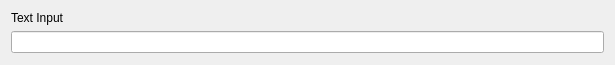
This is GUI/test_gui.ui in RuBiRoId86/Battleship as Qt 5 draws it before an edit. The edited form follows.
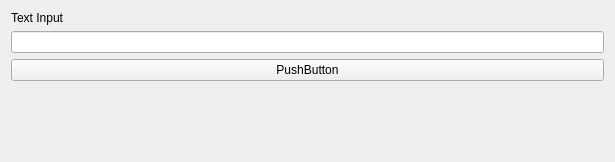
This is the edited form.

What changed in the file:
```diff
--- a/GUI/test_gui.ui
+++ b/GUI/test_gui.ui
@@ -7,7 +7,7 @@
     <x>0</x>
     <y>0</y>
     <width>615</width>
-    <height>65</height>
+    <height>162</height>
    </rect>
   </property>
   <property name="sizePolicy">
@@ -36,6 +36,13 @@
        </property>
       </widget>
      </item>
+     <item>
+      <widget class="QPushButton" name="pushButton">
+       <property name="text">
+        <string>PushButton</string>
+       </property>
+      </widget>
+     </item>
      <item>
       <spacer name="verticalSpacer">
        <property name="orientation">
```
